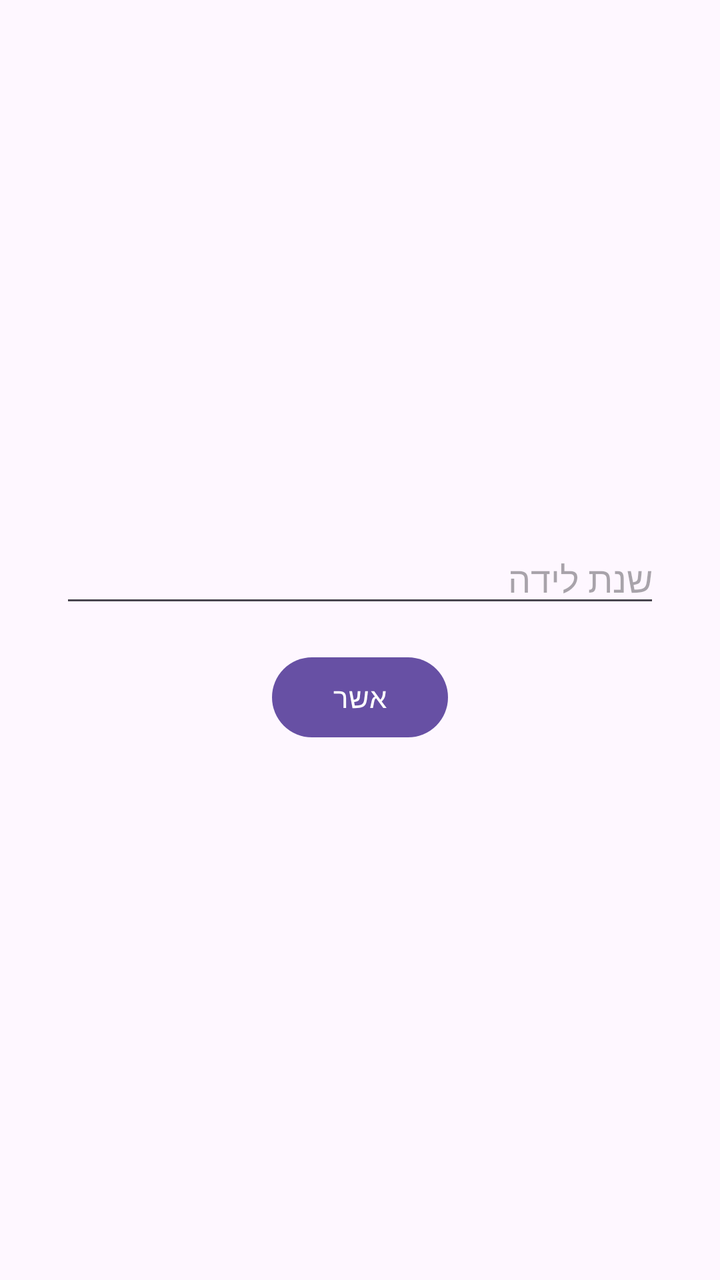
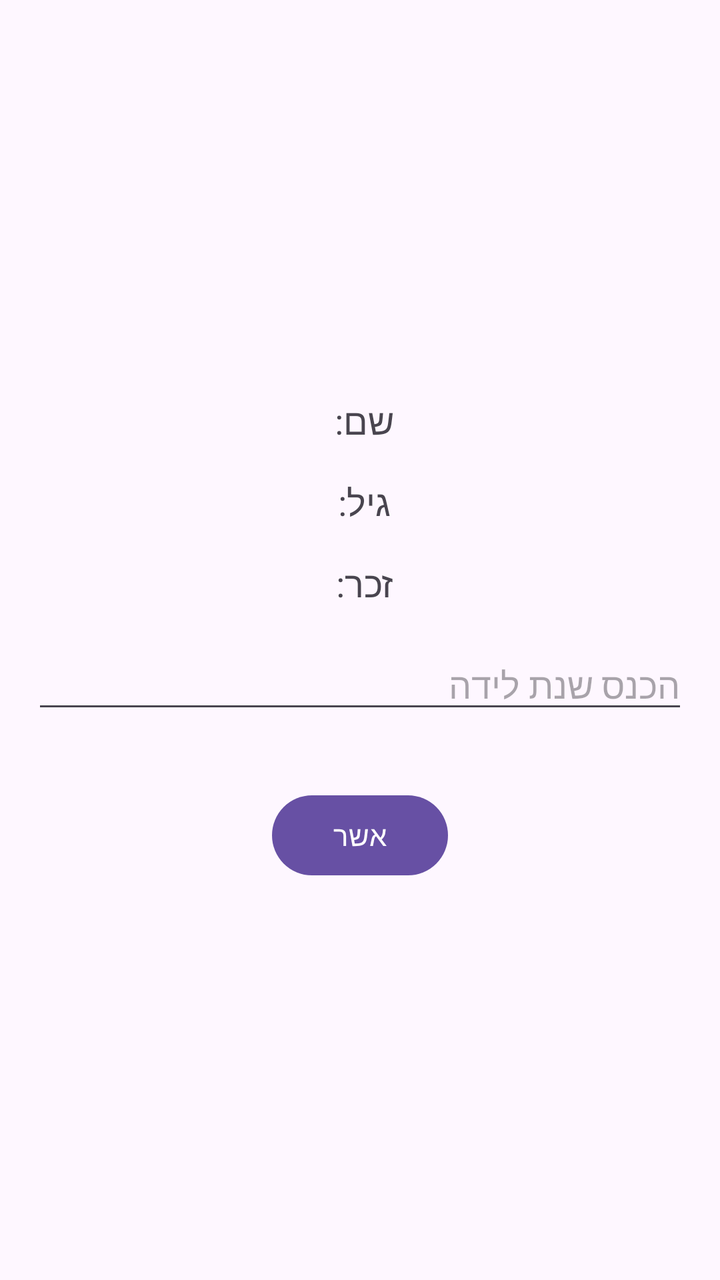

Screens rendered from an Android XML layout before and after an edit, with the pre-edit source and the edit as a unified diff.
<!-- AndroidManifest.xml: application theme Theme.GuyApplication -->
<!-- res/layout/activity_second.xml -->
<?xml version="1.0" encoding="utf-8"?>
<LinearLayout xmlns:android="http://schemas.android.com/apk/res/android"
    android:layout_width="match_parent"
    android:layout_height="match_parent"
    android:orientation="vertical"
    android:gravity="center"
    android:padding="16dp">

    <EditText
        android:id="@+id/etBirthYear"
        android:layout_width="300dp"
        android:layout_height="wrap_content"
        android:hint="שנת לידה"
        android:inputType="number"/>

    <Button
        android:id="@+id/btnConfirm"
        android:layout_width="wrap_content"
        android:layout_height="wrap_content"
        android:text="אשר"
        android:layout_marginTop="16dp"/>
</LinearLayout>
<!-- resources referenced by this layout -->
<resources>
  <style name="Theme.GuyApplication" parent="Base.Theme.GuyApplication" />
  <style name="Base.Theme.GuyApplication" parent="Theme.Material3.DayNight">
          
          
      </style>
</resources>

<!-- the commit's change to res/layout/activity_second.xml (unified diff, before → after) -->
@@ -6,13 +6,43 @@
     android:gravity="center"
     android:padding="16dp">
 
+    
+    <TextView
+        android:id="@+id/tvName"
+        android:layout_width="wrap_content"
+        android:layout_height="wrap_content"
+        android:text="שם: "
+        android:textSize="18sp"
+        android:layout_marginBottom="16dp" />
+
+    
+    <TextView
+        android:id="@+id/tvAge"
+        android:layout_width="wrap_content"
+        android:layout_height="wrap_content"
+        android:text="גיל: "
+        android:textSize="18sp"
+        android:layout_marginBottom="16dp" />
+
+    
+    <TextView
+        android:id="@+id/tvGender"
+        android:layout_width="wrap_content"
+        android:layout_height="wrap_content"
+        android:text="זכר: "
+        android:textSize="18sp"
+        android:layout_marginBottom="16dp" />
+
+    
     <EditText
         android:id="@+id/etBirthYear"
-        android:layout_width="300dp"
+        android:layout_width="match_parent"
         android:layout_height="wrap_content"
-        android:hint="שנת לידה"
-        android:inputType="number"/>
+        android:hint="הכנס שנת לידה"
+        android:inputType="number"
+        android:layout_marginBottom="16dp" />
 
+    
     <Button
         android:id="@+id/btnConfirm"
         android:layout_width="wrap_content"
